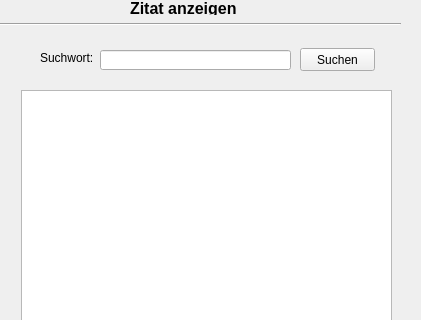
The window that ZitatErfassung/frmzitatanzeigen.ui (TrialAnd404/MyRepo) describes before a commit, drawn with Qt 5; both pictures show x 0 to 421 and y 0 to 320 of the 421 by 648 pixel window.
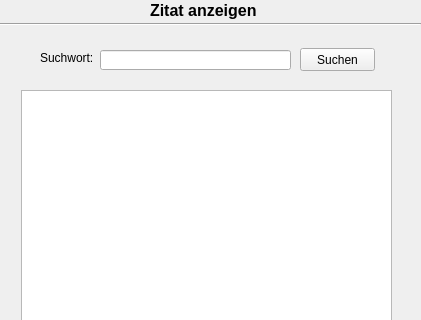
The same window after the commit.

```diff
--- a/ZitatErfassung/frmzitatanzeigen.ui
+++ b/ZitatErfassung/frmzitatanzeigen.ui
@@ -29,10 +29,10 @@
   <widget class="QLabel" name="label_5">
    <property name="geometry">
     <rect>
-     <x>130</x>
-     <y>-1</y>
+     <x>150</x>
+     <y>0</y>
      <width>141</width>
-     <height>16</height>
+     <height>21</height>
     </rect>
    </property>
    <property name="text">
@@ -44,7 +44,7 @@
     <rect>
      <x>0</x>
      <y>14</y>
-     <width>401</width>
+     <width>421</width>
      <height>21</height>
     </rect>
    </property>
```
